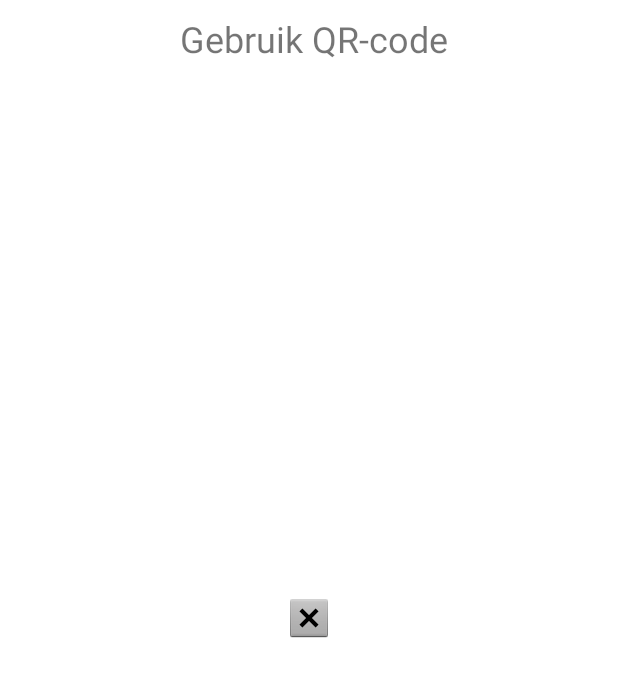
After one commit to aLoneWitness/app-studybuddy, an Android app: the QRActivity screen opened directly, with no data from a screen before it, on a phone screen of 412 x 824 dp. The commit adds this screen. Shown: the top 677 px of the screen. Run offline under Robolectric (Android 15) with nearby library versions, the phone set to English and light mode, and no system bars.

Commit message:
made the qr activity with some sample items

```diff
--- a/app/src/main/AndroidManifest.xml
+++ b/app/src/main/AndroidManifest.xml
@@ -1,6 +1,7 @@
 <?xml version="1.0" encoding="utf-8"?>
 <manifest xmlns:android="http://schemas.android.com/apk/res/android"
     package="nl.niekvangogh.studybuddy">
+
     <!-- To auto-complete the email text field in the login form with the user's emails -->
     <uses-permission android:name="android.permission.GET_ACCOUNTS" />
     <uses-permission android:name="android.permission.READ_PROFILE" />
@@ -22,6 +23,7 @@
                 <category android:name="android.intent.category.LAUNCHER" />
             </intent-filter>
         </activity>
+        <activity android:name=".QRActivity"></activity>
     </application>
 
 </manifest>
--- /dev/null
+++ b/app/src/main/java/nl/niekvangogh/studybuddy/QRActivity.java
@@ -0,0 +1,14 @@
+package nl.niekvangogh.studybuddy;
+
+import androidx.appcompat.app.AppCompatActivity;
+
+import android.os.Bundle;
+
+public class QRActivity extends AppCompatActivity {
+
+    @Override
+    protected void onCreate(Bundle savedInstanceState) {
+        super.onCreate(savedInstanceState);
+        setContentView(R.layout.activity_qr);
+    }
+}
--- /dev/null
+++ b/app/src/main/res/layout/activity_qr.xml
@@ -0,0 +1,33 @@
+<?xml version="1.0" encoding="utf-8"?>
+<androidx.constraintlayout.widget.ConstraintLayout xmlns:android="http://schemas.android.com/apk/res/android"
+    xmlns:app="http://schemas.android.com/apk/res-auto"
+    xmlns:tools="http://schemas.android.com/tools"
+    android:layout_width="match_parent"
+    android:layout_height="match_parent"
+    tools:context=".QRActivity">
+
+
+    <TextView
+        android:id="@+id/textView"
+        android:layout_width="wrap_content"
+        android:layout_height="wrap_content"
+        android:layout_marginStart="150dp"
+        android:layout_marginTop="9dp"
+        android:layout_marginEnd="143dp"
+        android:text="@string/qr_description"
+        android:textSize="24sp"
+        app:layout_constraintEnd_toEndOf="parent"
+        app:layout_constraintStart_toStartOf="parent"
+        app:layout_constraintTop_toTopOf="parent" />
+
+    <ImageView
+        android:contentDescription="@string/qrplaceholder_description"
+        android:id="@+id/imageView2"
+        android:layout_width="wrap_content"
+        android:layout_height="wrap_content"
+        app:layout_constraintBottom_toBottomOf="parent"
+        app:layout_constraintEnd_toEndOf="parent"
+        app:layout_constraintStart_toStartOf="parent"
+        app:layout_constraintTop_toTopOf="parent"
+        app:srcCompat="@android:drawable/btn_dialog" />
+</androidx.constraintlayout.widget.ConstraintLayout>
--- a/app/src/main/res/values/strings.xml
+++ b/app/src/main/res/values/strings.xml
@@ -14,4 +14,6 @@
     </string>
     <string name="fhictemail_hint">Enter your FHICT email adress.</string>
     <string name="fhictpassword_hint">Enter your password.</string>
+    <string name="qr_description">Gebruik QR-code</string>
+    <string name="qrplaceholder_description">Placeholder for QR</string>
 </resources>
```
